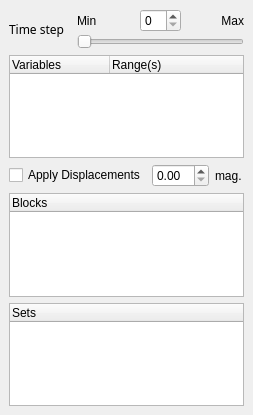
Qt form Qt/Components/Resources/UI/pqExodusPanel.ui (wildmichael/ParaView3-enhancements-old) before a commit.
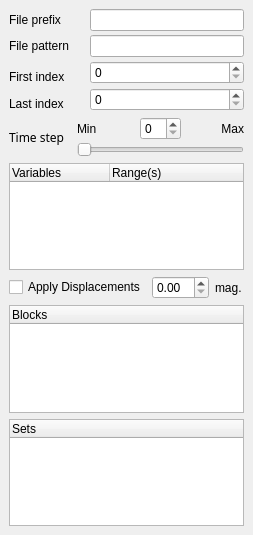
The same form after that commit.

Commit message: ENH: Add FilePrefix/FilePattern/FileRange to exodus panel.

What changed in the file:
```diff
--- a/Qt/Components/Resources/UI/pqExodusPanel.ui
+++ b/Qt/Components/Resources/UI/pqExodusPanel.ui
@@ -9,7 +9,7 @@
     <x>0</x>
     <y>0</y>
     <width>253</width>
-    <height>415</height>
+    <height>535</height>
    </rect>
   </property>
   <property name="sizePolicy" >
@@ -23,14 +23,78 @@
   <property name="windowTitle" >
    <string>Form</string>
   </property>
-  <layout class="QGridLayout" >
+  <layout class="QVBoxLayout" >
    <property name="margin" >
     <number>9</number>
    </property>
    <property name="spacing" >
     <number>6</number>
    </property>
-   <item row="0" column="0" >
+   <item>
+    <layout class="QGridLayout" >
+     <property name="margin" >
+      <number>0</number>
+     </property>
+     <property name="spacing" >
+      <number>4</number>
+     </property>
+     <item row="2" column="1" colspan="2" >
+      <widget class="QSpinBox" name="FileRange:0" />
+     </item>
+     <item rowspan="2" row="3" column="1" colspan="2" >
+      <widget class="QSpinBox" name="FileRange:1" />
+     </item>
+     <item row="4" column="0" >
+      <widget class="QLabel" name="label" >
+       <property name="text" >
+        <string>Last index</string>
+       </property>
+      </widget>
+     </item>
+     <item row="1" column="0" >
+      <widget class="QLabel" name="label_6" >
+       <property name="text" >
+        <string>File pattern</string>
+       </property>
+      </widget>
+     </item>
+     <item rowspan="2" row="2" column="0" >
+      <widget class="QLabel" name="label_3" >
+       <property name="text" >
+        <string>First index</string>
+       </property>
+      </widget>
+     </item>
+     <item row="1" column="1" colspan="2" >
+      <widget class="QLineEdit" name="FilePattern" >
+       <property name="enabled" >
+        <bool>true</bool>
+       </property>
+       <property name="readOnly" >
+        <bool>true</bool>
+       </property>
+      </widget>
+     </item>
+     <item row="0" column="0" >
+      <widget class="QLabel" name="label_4" >
+       <property name="text" >
+        <string>File prefix</string>
+       </property>
+      </widget>
+     </item>
+     <item row="0" column="1" colspan="2" >
+      <widget class="QLineEdit" name="FilePrefix" >
+       <property name="enabled" >
+        <bool>true</bool>
+       </property>
+       <property name="readOnly" >
+        <bool>true</bool>
+       </property>
+      </widget>
+     </item>
+    </layout>
+   </item>
+   <item>
     <layout class="QHBoxLayout" >
      <property name="margin" >
       <number>0</number>
@@ -125,7 +189,30 @@
      </item>
     </layout>
    </item>
-   <item row="2" column="0" >
+   <item>
+    <widget class="QTreeWidget" name="Variables" >
+     <property name="minimumSize" >
+      <size>
+       <width>0</width>
+       <height>100</height>
+      </size>
+     </property>
+     <property name="rootIsDecorated" >
+      <bool>false</bool>
+     </property>
+     <column>
+      <property name="text" >
+       <string>Variables</string>
+      </property>
+     </column>
+     <column>
+      <property name="text" >
+       <string>Range(s)</string>
+      </property>
+     </column>
+    </widget>
+   </item>
+   <item>
     <layout class="QHBoxLayout" >
      <property name="margin" >
       <number>0</number>
@@ -155,25 +242,7 @@
      </item>
     </layout>
    </item>
-   <item row="4" column="0" >
-    <widget class="QTreeWidget" name="Sets" >
-     <property name="minimumSize" >
-      <size>
-       <width>0</width>
-       <height>100</height>
-      </size>
-     </property>
-     <property name="rootIsDecorated" >
-      <bool>false</bool>
-     </property>
-     <column>
-      <property name="text" >
-       <string>Sets</string>
-      </property>
-     </column>
-    </widget>
-   </item>
-   <item row="3" column="0" >
+   <item>
     <widget class="QTreeWidget" name="BlockArrayStatus" >
      <property name="minimumSize" >
       <size>
@@ -191,8 +260,8 @@
      </column>
     </widget>
    </item>
-   <item row="1" column="0" >
-    <widget class="QTreeWidget" name="Variables" >
+   <item>
+    <widget class="QTreeWidget" name="Sets" >
      <property name="minimumSize" >
       <size>
        <width>0</width>
@@ -204,12 +273,7 @@
      </property>
      <column>
       <property name="text" >
-       <string>Variables</string>
-      </property>
-     </column>
-     <column>
-      <property name="text" >
-       <string>Range(s)</string>
+       <string>Sets</string>
       </property>
      </column>
     </widget>
```
The commit also changes 1 other file.
